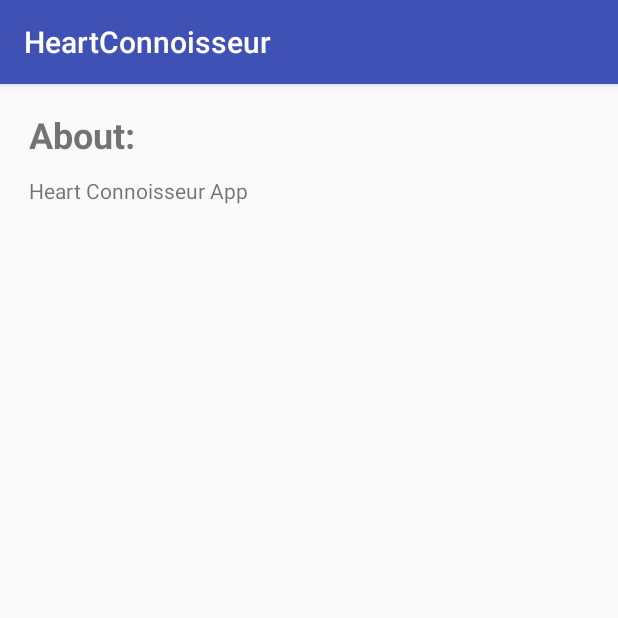
After one commit to akarshbachu/HeartConnoisseur, an Android app: the About screen opened directly, with no data from a screen before it, on a phone screen of 412 x 824 dp, the top half of it. The commit adds this screen. Run offline under Robolectric (Android 15) with nearby library versions, the phone set to English and light mode, and no system bars.

Commit message:
UI changed

```diff
--- a/app/src/main/AndroidManifest.xml
+++ b/app/src/main/AndroidManifest.xml
@@ -43,7 +43,8 @@
                 <category android:name="android.intent.category.LAUNCHER" />
             </intent-filter>
         </activity>
-        <activity android:name=".GraphView"></activity>
+        <activity android:name=".GraphView" />
+        <activity android:name=".About"></activity>
     </application>
 
 </manifest>
--- /dev/null
+++ b/app/src/main/java/akarshb/heartconnoisseur/About.java
@@ -0,0 +1,13 @@
+package akarshb.heartconnoisseur;
+
+import android.support.v7.app.AppCompatActivity;
+import android.os.Bundle;
+
+public class About extends AppCompatActivity {
+
+    @Override
+    protected void onCreate(Bundle savedInstanceState) {
+        super.onCreate(savedInstanceState);
+        setContentView(R.layout.activity_about);
+    }
+}
--- a/app/src/main/java/akarshb/heartconnoisseur/DisplayListView.java
+++ b/app/src/main/java/akarshb/heartconnoisseur/DisplayListView.java
@@ -5,6 +5,7 @@ import android.support.v7.app.AppCompatActivity;
 import android.os.Bundle;
 import android.view.View;
 import android.widget.Button;
+import android.widget.ImageButton;
 import android.widget.ListView;
 import android.widget.TextView;
 
@@ -18,7 +19,7 @@ public class DisplayListView extends AppCompatActivity {
     String json_result;
     ParametersAdapter parametersAdapter;
     ListView listView;
-    Button graph;
+    ImageButton graph;
     TextView tvRawData,highValue;
     int count=0,sum=0,tempMax=0,max=0,heartRate=0;
     String param1="",param2="";
@@ -29,7 +30,7 @@ public class DisplayListView extends AppCompatActivity {
         setContentView(R.layout.activity_display_list_view);
         tvRawData=(TextView)findViewById(R.id.rawdata);
         highValue=(TextView)findViewById(R.id.peakval);
-        graph=(Button)findViewById(R.id.graph);
+        graph=(ImageButton)findViewById(R.id.graph);
         listView=(ListView)findViewById(R.id.list_item);
         parametersAdapter=new ParametersAdapter(this,R.layout.row_layout);
         graph.setOnClickListener(new View.OnClickListener() {
--- a/app/src/main/java/akarshb/heartconnoisseur/GraphView.java
+++ b/app/src/main/java/akarshb/heartconnoisseur/GraphView.java
@@ -22,7 +22,7 @@ public class GraphView extends AppCompatActivity {
         graph.getViewport().setScalable(true); // enables horizontal zooming and scrolling
         graph.getViewport().setScalableY(true); // enables vertical zooming and scrolling
         series=new LineGraphSeries<com.jjoe64.graphview.series.DataPoint>();
-        int yAxis[]=new int[]{73,75,76,75,78,79,78,79,78,79,78,76,77,79,78};
+        int yAxis[]=new int[]{73,75,76,77,78,78,77,79,78,79,78,77,78,79,78};
         int xAxis[]=new int[]{2,4,6,8,10,12,14,16,18,20,22,24,26,28,30};
         for(int i=0;i<15;i++){
             x= xAxis[i];
--- /dev/null
+++ b/app/src/main/res/layout/activity_about.xml
@@ -0,0 +1,33 @@
+<?xml version="1.0" encoding="utf-8"?>
+<RelativeLayout xmlns:android="http://schemas.android.com/apk/res/android"
+    xmlns:app="http://schemas.android.com/apk/res-auto"
+    xmlns:tools="http://schemas.android.com/tools"
+    android:layout_width="match_parent"
+    android:layout_height="match_parent"
+    tools:context="akarshb.heartconnoisseur.About">
+
+
+    <TextView
+        android:id="@+id/textView2"
+        android:layout_width="wrap_content"
+        android:layout_height="wrap_content"
+        android:layout_alignParentLeft="true"
+        android:layout_alignParentStart="true"
+        android:layout_alignParentTop="true"
+        android:layout_marginLeft="19dp"
+        android:layout_marginStart="19dp"
+        android:layout_marginTop="17dp"
+        android:text="About:"
+        android:textSize="24dp"
+        android:textStyle="bold"/>
+
+    <TextView
+        android:id="@+id/textView3"
+        android:layout_width="wrap_content"
+        android:layout_height="wrap_content"
+        android:layout_alignLeft="@+id/textView2"
+        android:layout_alignStart="@+id/textView2"
+        android:layout_below="@+id/textView2"
+        android:layout_marginTop="11dp"
+        android:text="Heart Connoisseur App" />
+</RelativeLayout>
--- a/app/src/main/res/layout/activity_display_list_view.xml
+++ b/app/src/main/res/layout/activity_display_list_view.xml
@@ -34,12 +34,14 @@
         android:text="High: "
         android:layout_toLeftOf="@id/peakval"/>
 
-    <Button
+
+    <ImageButton
         android:id="@+id/graph"
         android:layout_width="wrap_content"
         android:layout_height="wrap_content"
         android:layout_centerHorizontal="true"
-        android:text="Graph" />
+        android:text="Graph"
+        android:background="@drawable/heartbeat"/>
     <ListView
         android:layout_below="@id/graph"
         android:layout_width="match_parent"
```
Also changed, not shown: app/src/main/java/akarshb/heartconnoisseur/MainActivity.java (+12 -3 lines), app/src/main/res/layout/activity_main.xml (+19 -5 lines), app/src/main/res/drawable/about_img.png (added), app/src/main/res/drawable/heartbeat.png (added), app/src/main/res/drawable/heartbeat_home_final.png (added), app/src/main/res/drawable/heartrate.png (added), app/src/main/res/drawable/navigation.png (added).
